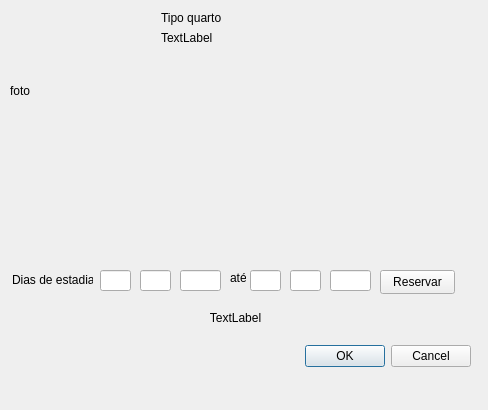
First picture: the form in clientes/telaquarto.ui, repository ViniiGabriel/hotelQT, before the edit.
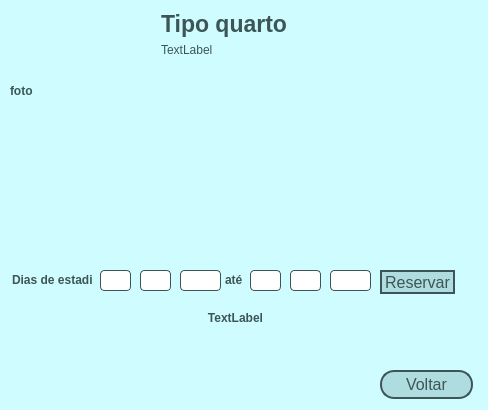
Second picture: the form after the edit.

```diff
--- a/clientes/telaquarto.ui
+++ b/clientes/telaquarto.ui
@@ -13,22 +13,47 @@
   <property name="windowTitle">
    <string>Quarto</string>
   </property>
-  <widget class="QDialogButtonBox" name="buttonBox">
-   <property name="geometry">
-    <rect>
-     <x>130</x>
-     <y>340</y>
-     <width>341</width>
-     <height>32</height>
-    </rect>
-   </property>
-   <property name="orientation">
-    <enum>Qt::Horizontal</enum>
-   </property>
-   <property name="standardButtons">
-    <set>QDialogButtonBox::Cancel|QDialogButtonBox::Ok</set>
-   </property>
-  </widget>
+  <property name="styleSheet">
+   <string notr="true">QDialog{
+	background-color: #cffdff;
+}
+
+QPushButton, QToolButton{
+	background-color: #afdcde;
+	border-radius: 14px;
+	border: 2px solid #3d5557;
+	color: #3d5557;
+	font-size: 16px;
+}
+
+QPushButton::hover, QToolButton::hover{
+	background-color: #b9faf4;
+}
+
+QLineEdit, QTextEdit {
+	border-radius: 4px;
+	border: 1px solid #3d5557
+}
+
+QLabel{
+	color: #3d5557;
+	font-weight: bold;
+}
+
+
+#txt_decricao{
+	color: #3d5557;
+	font-weight: normal;
+}
+
+QComboBox {
+	background-color: #afdcde;
+	border-radius: 14px;
+	border: 2px solid #3d5557;
+	color: #3d5557;
+}
+</string>
+  </property>
   <widget class="QLabel" name="foto_pixmap">
    <property name="geometry">
     <rect>
@@ -38,6 +63,9 @@
      <height>141</height>
     </rect>
    </property>
+   <property name="styleSheet">
+    <string notr="true"/>
+   </property>
    <property name="text">
     <string>foto</string>
    </property>
@@ -63,6 +91,12 @@
         <verstretch>0</verstretch>
        </sizepolicy>
       </property>
+      <property name="font">
+       <font>
+        <pointsize>17</pointsize>
+        <bold>true</bold>
+       </font>
+      </property>
       <property name="text">
        <string>Tipo quarto</string>
       </property>
@@ -76,6 +110,11 @@
         <verstretch>0</verstretch>
        </sizepolicy>
       </property>
+      <property name="font">
+       <font>
+        <bold>false</bold>
+       </font>
+      </property>
       <property name="text">
        <string>TextLabel</string>
       </property>
@@ -177,10 +216,10 @@
   <widget class="QLabel" name="label_4">
    <property name="geometry">
     <rect>
-     <x>230</x>
+     <x>225</x>
      <y>270</y>
-     <width>16</width>
-     <height>16</height>
+     <width>21</width>
+     <height>20</height>
     </rect>
    </property>
    <property name="text">
@@ -213,6 +252,19 @@
     <set>Qt::AlignCenter</set>
    </property>
   </widget>
+  <widget class="QPushButton" name="btn_voltar">
+   <property name="geometry">
+    <rect>
+     <x>380</x>
+     <y>370</y>
+     <width>93</width>
+     <height>29</height>
+    </rect>
+   </property>
+   <property name="text">
+    <string>Voltar</string>
+   </property>
+  </widget>
  </widget>
  <resources/>
  <connections>
```
Left out of the diff: 35 changed lines with no effect on the pictures.
